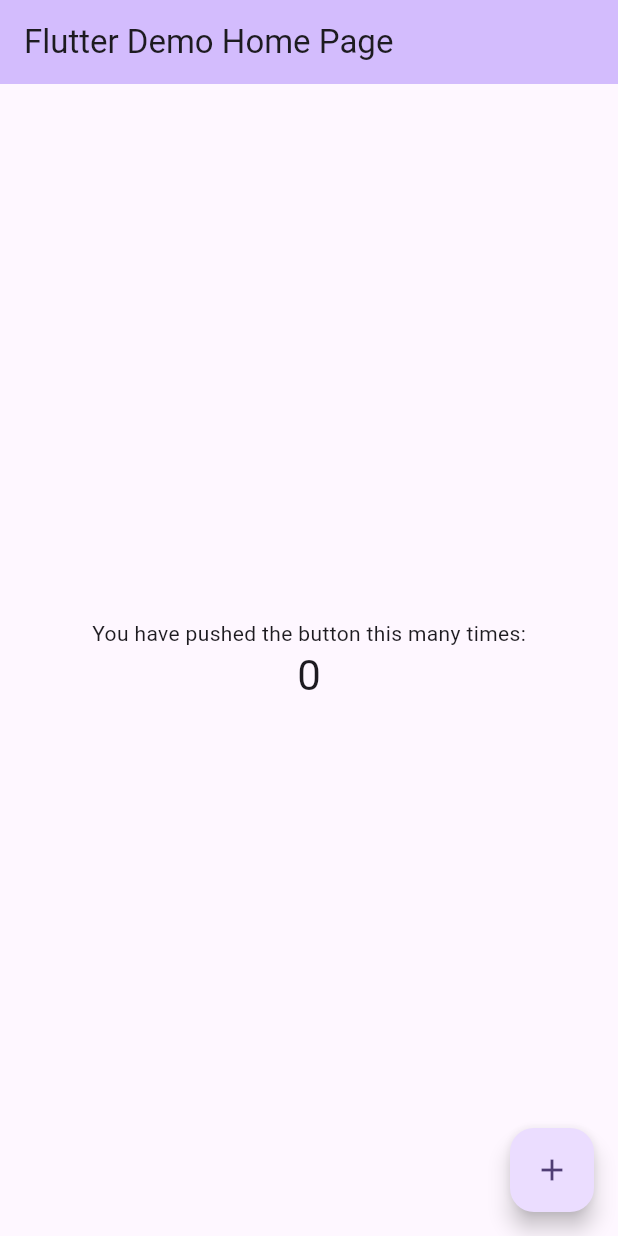
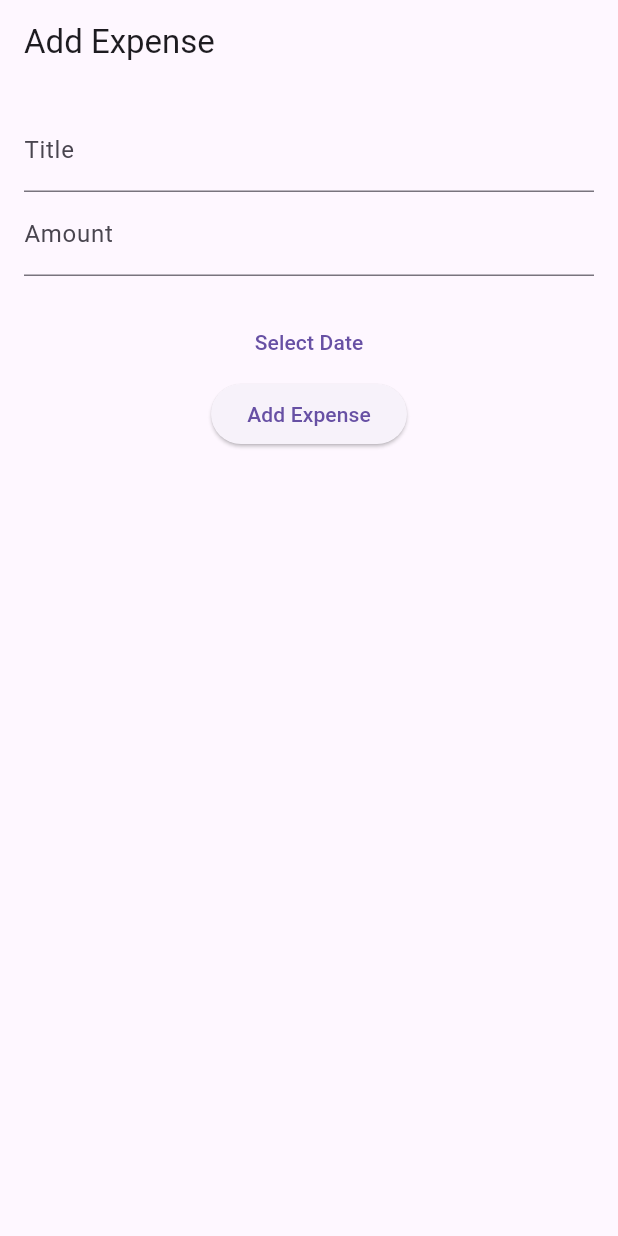
Before and after one commit to Natheesan30/dice, a Flutter app: the screen it shows after launch, on a phone screen of 412 x 824 dp. Run offline on Flutter 3.47's test engine with Material 3 defaults, Android fonts, the phone set to English and light mode, and no system bars.

Commit message:
basic setups

```diff
--- a/dice_application/lib/main.dart
+++ b/dice_application/lib/main.dart
@@ -1,125 +1,129 @@
 import 'package:flutter/material.dart';
 
 void main() {
-  runApp(const MyApp());
+  runApp(ExpenseApp());
 }
 
-class MyApp extends StatelessWidget {
-  const MyApp({super.key});
+class ExpenseApp extends StatelessWidget {
+  const ExpenseApp({super.key});
 
-  // This widget is the root of your application.
   @override
   Widget build(BuildContext context) {
-    return MaterialApp(
-      title: 'Flutter Demo',
-      theme: ThemeData(
-        // This is the theme of your application.
-        //
-        // TRY THIS: Try running your application with "flutter run". You'll see
-        // the application has a purple toolbar. Then, without quitting the app,
-        // try changing the seedColor in the colorScheme below to Colors.green
-        // and then invoke "hot reload" (save your changes or press the "hot
-        // reload" button in a Flutter-supported IDE, or press "r" if you used
-        // the command line to start the app).
-        //
-        // Notice that the counter didn't reset back to zero; the application
-        // state is not lost during the reload. To reset the state, use hot
-        // restart instead.
-        //
-        // This works for code too, not just values: Most code changes can be
-        // tested with just a hot reload.
-        colorScheme: ColorScheme.fromSeed(seedColor: Colors.deepPurple),
-        useMaterial3: true,
-      ),
-      home: const MyHomePage(title: 'Flutter Demo Home Page'),
+    return const MaterialApp(home:  AddExpenseForm());
+  }
+}
+
+class ExpenseHome extends StatelessWidget {
+  const ExpenseHome({super.key});
+
+  @override
+  Widget build(BuildContext context) {
+    return Scaffold(
+      appBar: AppBar(title: const Text('Expense Tracker'),),
+      body: const Column(children: [
+                  ExpenseCard(title: "Groceries", date: "Dec 22, 2025", amount: 250.0),
+                  ExpenseCard(title: "Rent", date: "Dec 1, 2025", amount: 1200.0),
+                  ExpenseCard(title: "Utilities", date: "Dec 15, 2025", amount: 150.0)],)
     );
   }
 }
 
-class MyHomePage extends StatefulWidget {
-  const MyHomePage({super.key, required this.title});
+class ExpenseCard extends StatelessWidget {
+  final String title;
+  final String date;
+  final double amount;
 
-  // This widget is the home page of your application. It is stateful, meaning
-  // that it has a State object (defined below) that contains fields that affect
-  // how it looks.
-
-  // This class is the configuration for the state. It holds the values (in this
-  // case the title) provided by the parent (in this case the App widget) and
-  // used by the build method of the State. Fields in a Widget subclass are
-  // always marked "final".
-
-  final String title;
+  const ExpenseCard({
+    required this.title,
+    required this.date,
+    required this.amount,
+    super.key,
+  });
 
   @override
-  State<MyHomePage> createState() => _MyHomePageState();
+  Widget build(BuildContext context) {
+    return Card(
+      margin: EdgeInsets.all(20),
+      elevation: 5,
+      child: Padding(padding: EdgeInsets.all(10), child: Row(
+          mainAxisAlignment: MainAxisAlignment.spaceAround,
+          crossAxisAlignment: CrossAxisAlignment.start,
+          children: [
+            Column(
+              mainAxisSize: MainAxisSize.min,
+              children: [Text(title, style: TextStyle(fontSize: 18, fontWeight: FontWeight.bold)),
+                        SizedBox(height: 5,),
+                         Text(date, style: TextStyle(fontSize: 16, color: Colors.grey[600]))],),
+            Container(
+              child: Text("\$${amount.toStringAsFixed(2)}", style: TextStyle(fontSize: 16, fontWeight: FontWeight.bold, color: Colors.green.shade400),),
+              decoration: BoxDecoration(border: Border.all(color: Colors.blue.shade400), borderRadius: BorderRadius.circular(5)),
+              padding: EdgeInsets.symmetric(vertical: 8, horizontal: 15),
+            ),
+         ],
+      ),
+    )
+         );
+  }
 }
 
-class _MyHomePageState extends State<MyHomePage> {
-  int _counter = 0;
+class AddExpenseForm extends StatefulWidget {
+  const AddExpenseForm({super.key});
 
-  void _incrementCounter() {
-    setState(() {
-      // This call to setState tells the Flutter framework that something has
-      // changed in this State, which causes it to rerun the build method below
-      // so that the display can reflect the updated values. If we changed
-      // _counter without calling setState(), then the build method would not be
-      // called again, and so nothing would appear to happen.
-      _counter++;
-    });
+  @override
+  State<AddExpenseForm> createState() => _AddExpenseFormState();
+}
+
+class _AddExpenseFormState extends State<AddExpenseForm> { // This is the state class
+
+  final _titleController = TextEditingController();
+  final _amountController = TextEditingController();
+  DateTime? _selectedDate;
+
+  void showDate() async {
+    final pickedDate = await showDatePicker(
+      context: context,           // This context already define in the state class
+      initialDate: DateTime.now(),
+      firstDate: DateTime(2024),
+      lastDate: DateTime.now(),
+    );
+    if(pickedDate != null) {
+      _selectedDate = pickedDate;
+  }
+  }
+
+  void submitForm(){
+    final title = _titleController.text;
+    final amount = double.tryParse(_amountController.text);
+
+    print("Title: $title, Amount: $amount, Date: $_selectedDate");
   }
 
   @override
   Widget build(BuildContext context) {
-    // This method is rerun every time setState is called, for instance as done
-    // by the _incrementCounter method above.
-    //
-    // The Flutter framework has been optimized to make rerunning build methods
-    // fast, so that you can just rebuild anything that needs updating rather
-    // than having to individually change instances of widgets.
     return Scaffold(
-      appBar: AppBar(
-        // TRY THIS: Try changing the color here to a specific color (to
-        // Colors.amber, perhaps?) and trigger a hot reload to see the AppBar
-        // change color while the other colors stay the same.
-        backgroundColor: Theme.of(context).colorScheme.inversePrimary,
-        // Here we take the value from the MyHomePage object that was created by
-        // the App.build method, and use it to set our appbar title.
-        title: Text(widget.title),
-      ),
-      body: Center(
-        // Center is a layout widget. It takes a single child and positions it
-        // in the middle of the parent.
+      appBar: AppBar(title: const Text('Add Expense')),
+      body: Padding(
+        padding: const EdgeInsets.all(16.0),
         child: Column(
-          // Column is also a layout widget. It takes a list of children and
-          // arranges them vertically. By default, it sizes itself to fit its
-          // children horizontally, and tries to be as tall as its parent.
-          //
-          // Column has various properties to control how it sizes itself and
-          // how it positions its children. Here we use mainAxisAlignment to
-          // center the children vertically; the main axis here is the vertical
-          // axis because Columns are vertical (the cross axis would be
-          // horizontal).
-          //
-          // TRY THIS: Invoke "debug painting" (choose the "Toggle Debug Paint"
-          // action in the IDE, or press "p" in the console), to see the
-          // wireframe for each widget.
-          mainAxisAlignment: MainAxisAlignment.center,
-          children: <Widget>[
-            const Text(
-              'You have pushed the button this many times:',
+          children: [
+            TextFormField(
+              controller: _titleController,
+              decoration: const InputDecoration(labelText: 'Title'),
             ),
-            Text(
-              '$_counter',
-              style: Theme.of(context).textTheme.headlineMedium,
+            TextFormField(
+              controller: _amountController,
+              decoration: const InputDecoration(labelText: 'Amount'),
+              keyboardType: TextInputType.number,
             ),
+            const SizedBox(height: 20),
+            TextButton(
+              onPressed: showDate,  // Connect the function here
+              child: Text( "Select Date"),
+            ),
+            ElevatedButton(onPressed: () => submitForm(), child: Text("Add Expense"))
           ],
         ),
       ),
-      floatingActionButton: FloatingActionButton(
-        onPressed: _incrementCounter,
-        tooltip: 'Increment',
-        child: const Icon(Icons.add),
-      ), // This trailing comma makes auto-formatting nicer for build methods.
     );
   }
 }
```
Also changed, not shown: 1 other file.
